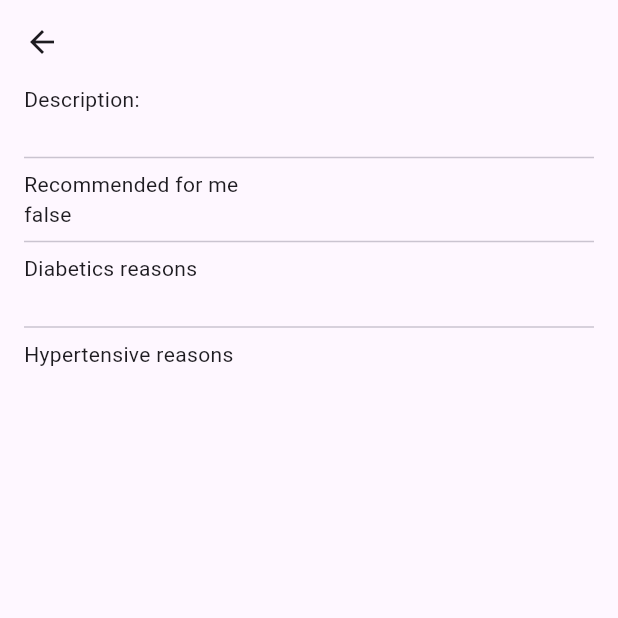
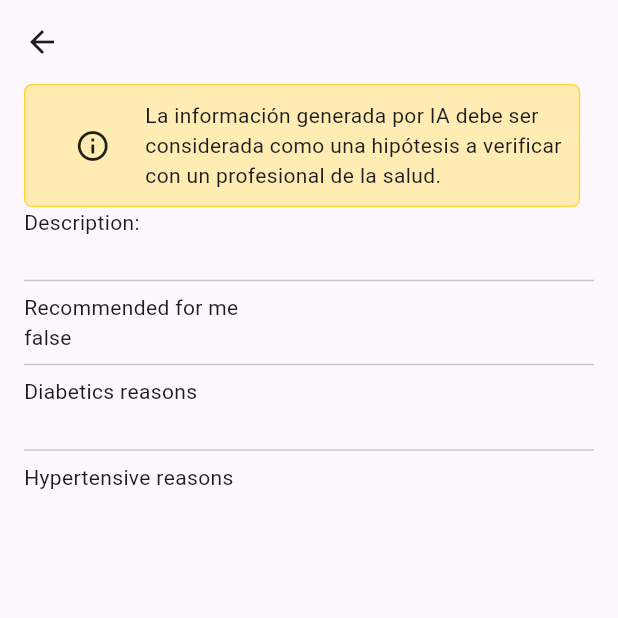
Before and after one commit to nehemiasmunoz/Decoder-F, a Flutter app: the DetailScreen screen opened directly with empty values, on a phone screen of 412 x 824 dp, the top half of it. Run offline on Flutter 3.47's test engine with Material 3 defaults, Android fonts, the phone set to English and light mode, and no system bars; our stand-ins replace flutter_dotenv, google_generative_ai, sqflite; accounts and stored records are empty.

Commit message:
Upd: hide/show widgets when has content

```diff
--- a/lib/src/presentation/ui/screens/detail/detail_screen.dart
+++ b/lib/src/presentation/ui/screens/detail/detail_screen.dart
@@ -10,7 +10,7 @@ class DetailScreen extends StatelessWidget {
     return Scaffold(
       appBar: AppBar(
         centerTitle: true,
-        title: Text(ingredient.name),
+        title: Text(ingredient.name.toUpperCase()),
       ),
       body: DetailScreenBody(ingredient: ingredient),
     );
@@ -22,24 +22,64 @@ class DetailScreenBody extends StatelessWidget {
   final Ingredient ingredient;
   @override
   Widget build(BuildContext context) {
+    final size = MediaQuery.of(context).size;
     return Container(
       padding: const EdgeInsets.symmetric(horizontal: 16),
       child: SingleChildScrollView(
         child: Column(
           crossAxisAlignment: CrossAxisAlignment.start,
           children: [
+            Container(
+              decoration: BoxDecoration(
+                  color: Colors.amber[100],
+                  borderRadius: BorderRadius.circular(5),
+                  border: Border.all(width: 1, color: Colors.amberAccent)),
+              padding: const EdgeInsets.all(10),
+              width: size.width * .9,
+              child: const Row(
+                mainAxisAlignment: MainAxisAlignment.spaceEvenly,
+                children: [
+                  Expanded(flex: 1, child: Icon(Icons.info_outline)),
+                  Expanded(
+                    flex: 4,
+                    child: Text(
+                      "La información generada por IA debe ser considerada como una hipótesis a verificar con un profesional de la salud.",
+                      style: TextStyle(),
+                    ),
+                  ),
+                ],
+              ),
+            ),
             const Text("Description:"),
             Text(ingredient.description),
             const Divider(),
             const Text("Recommended for me"),
             Text(ingredient.recommendedForMe.toString()),
             const Divider(),
-            const Text("Diabetics reasons"),
-            Text(ingredient.diabeticsReasons.replaceAll(RegExp(r'[\[\]]'), '')),
-            const Divider(),
-            const Text("Hypertensive reasons"),
-            Text(ingredient.hypertensiveReasons
-                .replaceAll(RegExp(r'[\[\]]'), '')),
+            Visibility(
+                visible: (ingredient.diabeticsReasons != "[]"),
+                child: Column(
+                  crossAxisAlignment: CrossAxisAlignment.start,
+                  children: [
+                    const Text("Diabetics reasons"),
+                    Text(
+                      ingredient.diabeticsReasons
+                          .replaceAll(RegExp(r'[\[\]]'), ''),
+                    ),
+                    const Divider(),
+                  ],
+                )),
+            Visibility(
+              visible: (ingredient.hypertensiveReasons != "[]"),
+              child: Column(
+                crossAxisAlignment: CrossAxisAlignment.start,
+                children: [
+                  const Text("Hypertensive reasons"),
+                  Text(ingredient.hypertensiveReasons
+                      .replaceAll(RegExp(r'[\[\]]'), '')),
+                ],
+              ),
+            )
           ],
         ),
       ),
```
